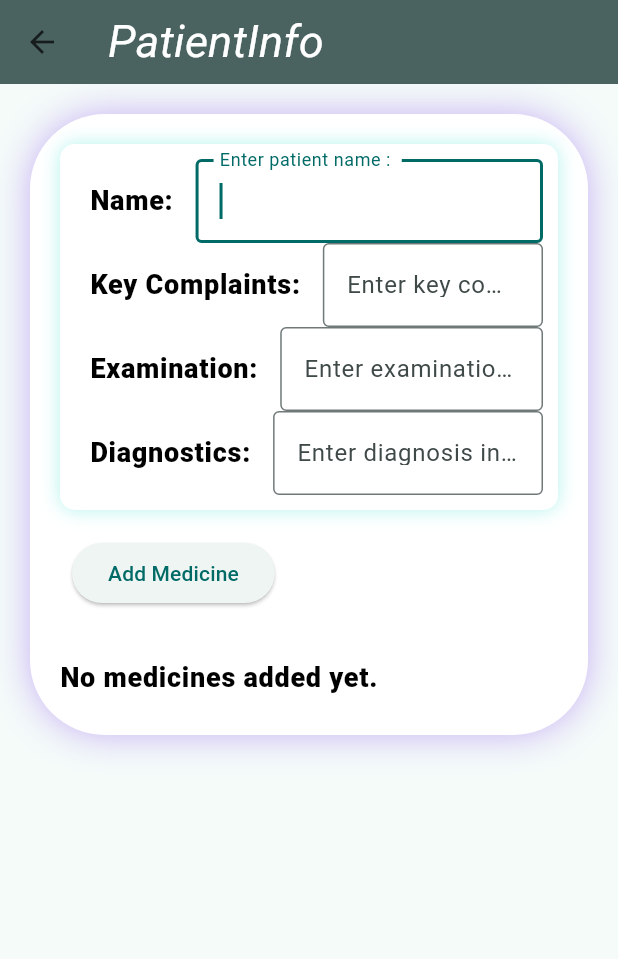
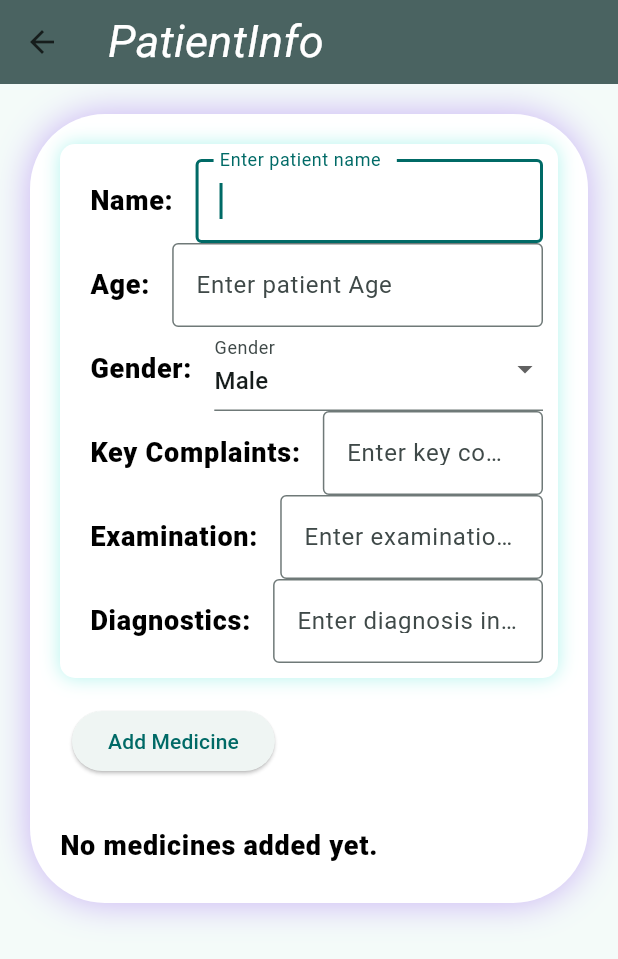
Before and after one commit to harshalga/docautomations, a Flutter app: the Addprescrip screen opened directly, on a phone screen of 412 x 824 dp. Shown: the top 959 px of the screen. Run offline on Flutter 3.47's test engine with Material 3 defaults, Android fonts, the light colour scheme and no system bars; our stand-ins replace google_fonts; Roboto replaces fonts that are missing (Aleo).

Commit message:
added code to display age and gender

```diff
--- a/lib/widgets/AddPrescriptionScr.dart
+++ b/lib/widgets/AddPrescriptionScr.dart
@@ -14,6 +14,14 @@ class Addprescriptionscr extends StatefulWidget {
 
 class _AddprescriptionscrState extends State<Addprescriptionscr> {
   final _formKey = GlobalKey<FormState>();
+
+
+  String _patientName = '';
+  String _patientAge = '';
+  String _patientGender = '';
+  String _keycomplaint='';
+  String _examination='';
+  String _diagnosis='';
 
   // Instead of a single prescription, maintain a list
   final List<Prescriptiondata> _prescriptions = [];
@@ -52,7 +60,18 @@ class _AddprescriptionscrState extends State<Addprescriptionscr> {
               child: Column(
                 crossAxisAlignment: CrossAxisAlignment.start,
                 children: [
-                  const Patientinfo(),
+                   Patientinfo(onChanged: (name, age, gender,keycomplaint,
+                    examination, diagnostics)
+                    {
+                       setState(() {
+                            _patientName = name;
+                            _patientAge = age;
+                            _patientGender = gender;
+                            _keycomplaint=keycomplaint;
+                            _examination=examination;
+                            _diagnosis=diagnostics;
+                    });
+                    },),
                   const SizedBox(height: 10),
                   Padding(
                     padding: const EdgeInsets.all(8),
--- a/lib/widgets/PatientInfo.dart
+++ b/lib/widgets/PatientInfo.dart
@@ -4,7 +4,9 @@ import 'package:docautomations/validationhandling/validator.dart';
 import 'package:flutter/material.dart';
 
 class Patientinfo extends StatefulWidget {
-  const Patientinfo({super.key});
+  final void Function(String name, String age, String gender, String keycomplaint,
+  String examination,String diagnostics )? onChanged;
+  const Patientinfo({super.key, this.onChanged});
 
   @override
   State<Patientinfo> createState() => _PatientinfoState();
@@ -15,9 +17,24 @@ class _PatientinfoState extends State<Patientinfo> {
    final TextEditingController _keyComplaintcontroller = TextEditingController();
    final TextEditingController _examinationcontroller = TextEditingController();
    final TextEditingController _diagnoscontroller = TextEditingController();
+   final _ageController = TextEditingController();
+  String _selectedGender = "Male";
+
+void _notifyParent() {
+    widget.onChanged?.call(
+      tabNameController.text,
+      _ageController.text,
+      _selectedGender,
+      _keyComplaintcontroller.text,
+      _examinationcontroller.text,
+      _diagnoscontroller.text,
+    );
+  }
+
   @override
   void dispose() {
     // Clean up the controller when the widget is disposed.
+    _ageController.dispose();
     tabNameController.dispose();
     _keyComplaintcontroller.dispose();
     _examinationcontroller.dispose();
@@ -45,12 +62,60 @@ class _PatientinfoState extends State<Patientinfo> {
                   Expanded(child:
                 TextFormField(
                   autofocus: true,
+
                   decoration:  const InputDecoration(
                       border: OutlineInputBorder(),
-                      labelText: 'Enter patient name : '),
+                      labelText: 'Enter patient name  '),
                   controller: tabNameController,
+                  onChanged: (_) => _notifyParent(),
                   validator: Validator.apply(context, const [RequiredValidation()])
                 )   )
+                ],
+              ),
+//Age
+              Row(
+
+                children: [
+                  const Padding(
+                    padding: EdgeInsets.all(10),
+                    child: Text('Age: '),
+                  ),
+                  Expanded(child:
+                TextFormField(
+                  keyboardType:TextInputType.number ,
+                  decoration:  const InputDecoration(
+                      border: OutlineInputBorder(),
+                      labelText: 'Enter patient Age  '),
+                  controller: _ageController,
+                  onChanged: (_) => _notifyParent(),
+                  validator: Validator.apply(context, const [RequiredValidation()])
+                )   )
+                ],
+              ),
+              //Gender
+               Row(
+
+                children: [
+                  const Padding(
+                    padding: EdgeInsets.all(10),
+                    child: Text('Gender: '),
+                  ),
+                  Expanded(child:
+                  DropdownButtonFormField<String>(
+          value: _selectedGender,
+          decoration: const InputDecoration(labelText: "Gender"),
+          onChanged: (value) {
+            setState(() {
+              _selectedGender = value!;
+              _notifyParent();
+            });
+          },
+          items: const [
+            DropdownMenuItem(value: "Male", child: Text("Male")),
+            DropdownMenuItem(value: "Female", child: Text("Female")),
+            DropdownMenuItem(value: "Other", child: Text("Other")),
+          ],
+        ),   )
                 ],
               ),
 
@@ -67,6 +132,7 @@ Row(
                   decoration:  const InputDecoration(
                       border: OutlineInputBorder(),
                       labelText: 'Enter key complaint '),
+                       onChanged: (_) => _notifyParent(),
                   controller: _keyComplaintcontroller,
                   validator: Validator.apply(context, const [RequiredValidation()])
                 )   )
@@ -88,6 +154,7 @@ Row(
                   decoration:  const InputDecoration(
                       border: OutlineInputBorder(),
                       labelText: 'Enter examination inputs '),
+                       onChanged: (_) => _notifyParent(),
                   controller: _examinationcontroller,
                   validator: Validator.apply(context, const [RequiredValidation()])
                 )   )
@@ -110,6 +177,7 @@ Row(
                       border: OutlineInputBorder(),
                       labelText: 'Enter diagnosis inputs '),
                   controller: _diagnoscontroller,
+                   onChanged: (_) => _notifyParent(),
                   validator: Validator.apply(context, const [RequiredValidation()])
                 )   )
                 ],
```
